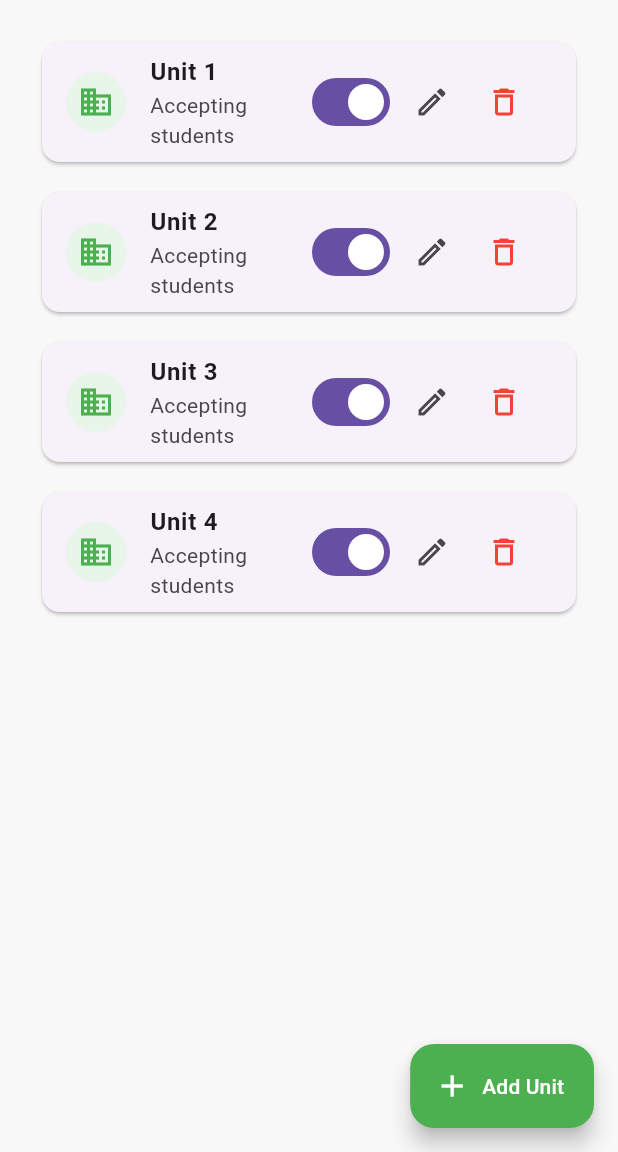
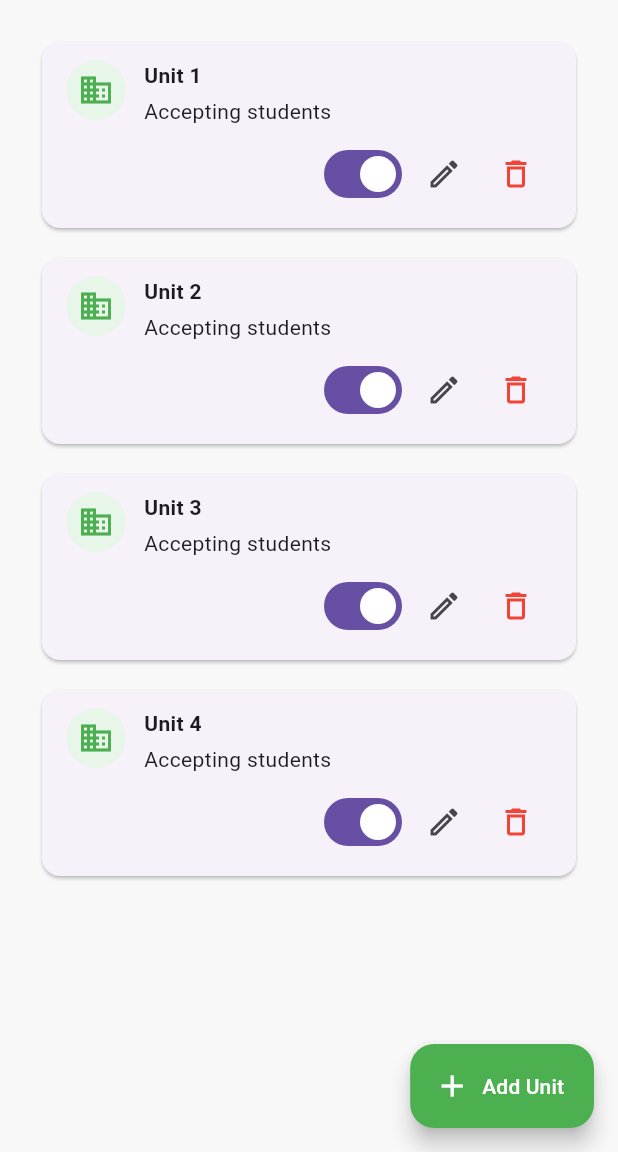
Before and after one commit to Ukashcode/Automatic-posting-System, a Flutter app: the screen it shows after launch, after a tap on the "menu" icon, after a tap on "Posting Units", on a phone screen of 412 x 824 dp, the part 84-1236 px from its top. Run offline on Flutter 3.47's test engine with Material 3 defaults, Android fonts, the phone set to English and light mode, and no system bars; our stand-ins replace drift, drift_flutter, pdf, printing; missing offline and left inert: dart:html; accounts and stored records are empty; generated files the repository leaves out were written again.

Commit message:
Fix squeezed text in responsive posting unit cards
Stack posting unit controls below the text on narrow screens and add a regression test.

```diff
--- a/lib/pages/units_page.dart
+++ b/lib/pages/units_page.dart
@@ -84,6 +84,102 @@ class _UnitsPageState extends State<UnitsPage> {
     );
   }
 
+  Widget _unitCard(PostingUnit unit) {
+    final leading = CircleAvatar(
+      backgroundColor:
+          unit.isActive ? Colors.green.shade50 : Colors.grey.shade200,
+      child: Icon(
+        Icons.business_outlined,
+        color: unit.isActive ? Colors.green : Colors.grey,
+      ),
+    );
+
+    final details = Column(
+      crossAxisAlignment: CrossAxisAlignment.start,
+      mainAxisSize: MainAxisSize.min,
+      children: [
+        Text(
+          unit.name,
+          softWrap: true,
+          style: const TextStyle(fontWeight: FontWeight.w600),
+        ),
+        const SizedBox(height: 4),
+        Text(
+          unit.isActive
+              ? 'Accepting students'
+              : 'Not available for new postings',
+          softWrap: true,
+        ),
+      ],
+    );
+
+    final actions = Row(
+      mainAxisSize: MainAxisSize.min,
+      children: [
+        Switch(
+          value: unit.isActive,
+          onChanged: (value) => _setAvailability(unit, value),
+        ),
+        IconButton(
+          tooltip: 'Edit unit',
+          onPressed: () => _editUnit(unit: unit),
+          icon: const Icon(Icons.edit_outlined),
+        ),
+        IconButton(
+          tooltip: 'Delete unit',
+          onPressed: () => _deleteUnit(unit),
+          icon: const Icon(
+            Icons.delete_outline,
+            color: Colors.red,
+          ),
+        ),
+      ],
+    );
+
+    return LayoutBuilder(
+      builder: (context, constraints) {
+        final isCompact = constraints.maxWidth < 560;
+
+        return Card(
+          child: Padding(
+            padding: const EdgeInsets.symmetric(
+              horizontal: 16,
+              vertical: 12,
+            ),
+            child: isCompact
+                ? Column(
+                    crossAxisAlignment: CrossAxisAlignment.stretch,
+                    children: [
+                      Row(
+                        crossAxisAlignment: CrossAxisAlignment.start,
+                        children: [
+                          leading,
+                          const SizedBox(width: 12),
+                          Expanded(child: details),
+                        ],
+                      ),
+                      const SizedBox(height: 8),
+                      Align(
+                        alignment: Alignment.centerRight,
+                        child: actions,
+                      ),
+                    ],
+                  )
+                : Row(
+                    crossAxisAlignment: CrossAxisAlignment.center,
+                    children: [
+                      leading,
+                      const SizedBox(width: 12),
+                      Expanded(child: details),
+                      actions,
+                    ],
+                  ),
+          ),
+        );
+      },
+    );
+  }
+
   @override
   Widget build(BuildContext context) {
     return Scaffold(
@@ -122,53 +218,7 @@ class _UnitsPageState extends State<UnitsPage> {
             padding: const EdgeInsets.fromLTRB(24, 24, 24, 96),
             itemCount: units.length,
             separatorBuilder: (_, __) => const SizedBox(height: 12),
-            itemBuilder: (context, index) {
-              final unit = units[index];
-              return Card(
-                child: ListTile(
-                  leading: CircleAvatar(
-                    backgroundColor: unit.isActive
-                        ? Colors.green.shade50
-                        : Colors.grey.shade200,
-                    child: Icon(
-                      Icons.business_outlined,
-                      color: unit.isActive ? Colors.green : Colors.grey,
-                    ),
-                  ),
-                  title: Text(
-                    unit.name,
-                    style: const TextStyle(fontWeight: FontWeight.w600),
-                  ),
-                  subtitle: Text(
-                    unit.isActive
-                        ? 'Accepting students'
-                        : 'Not available for new postings',
-                  ),
-                  trailing: Wrap(
-                    crossAxisAlignment: WrapCrossAlignment.center,
-                    children: [
-                      Switch(
-                        value: unit.isActive,
-                        onChanged: (value) => _setAvailability(unit, value),
-                      ),
-                      IconButton(
-                        tooltip: 'Edit unit',
-                        onPressed: () => _editUnit(unit: unit),
-                        icon: const Icon(Icons.edit_outlined),
-                      ),
-                      IconButton(
-                        tooltip: 'Delete unit',
-                        onPressed: () => _deleteUnit(unit),
-                        icon: const Icon(
-                          Icons.delete_outline,
-                          color: Colors.red,
-                        ),
-                      ),
-                    ],
-                  ),
-                ),
-              );
-            },
+            itemBuilder: (context, index) => _unitCard(units[index]),
           );
         },
       ),
```
Also changed, not shown: 1 other file.
